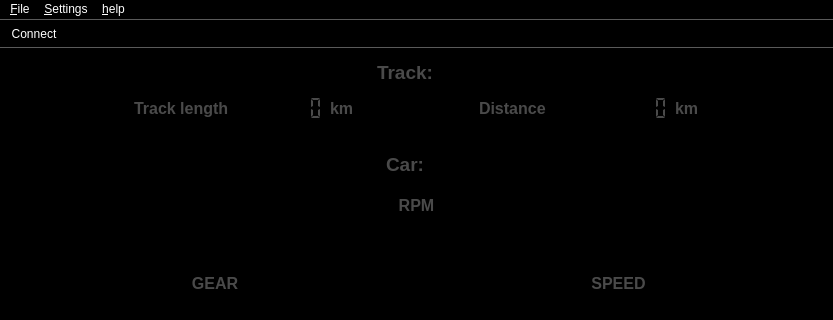
This is ui/main_window.ui in BOSSoNe0013/RacingGameTelemetry as Qt 5 draws it before an edit; both pictures show x 0 to 833 and y 0 to 320 of the 833 by 693 pixel window. The edited form follows.
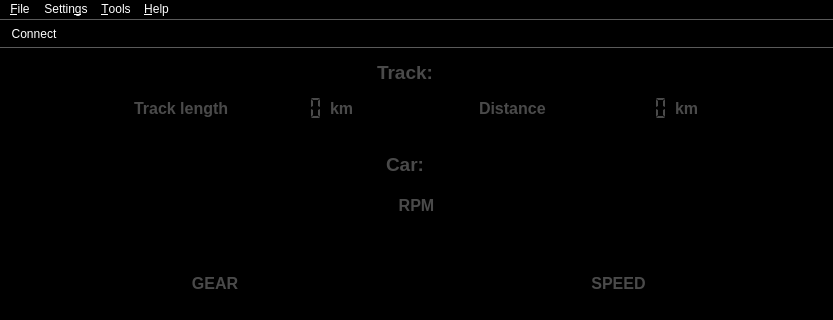
This is the edited form. Icons and pictures are not drawn.

The edit to the form file:
```diff
--- a/ui/main_window.ui
+++ b/ui/main_window.ui
@@ -2888,7 +2888,7 @@
      <x>0</x>
      <y>0</y>
      <width>833</width>
-     <height>27</height>
+     <height>20</height>
     </rect>
    </property>
    <widget class="QMenu" name="menu_file">
@@ -2901,18 +2901,26 @@
    </widget>
    <widget class="QMenu" name="menu_settings">
     <property name="title">
-     <string>&amp;Settings</string>
+     <string>Settin&amp;gs</string>
     </property>
     <addaction name="menu_action_Preferences"/>
    </widget>
    <widget class="QMenu" name="menu_help">
     <property name="title">
-     <string>&amp;help</string>
+     <string>&amp;Help</string>
     </property>
     <addaction name="action_About_Racing_Telemetry"/>
    </widget>
+   <widget class="QMenu" name="menu_Tools">
+    <property name="title">
+     <string>&amp;Tools</string>
+    </property>
+    <addaction name="actionT_rack_scanner"/>
+    <addaction name="actionC_ar_scanner"/>
+   </widget>
    <addaction name="menu_file"/>
    <addaction name="menu_settings"/>
+   <addaction name="menu_Tools"/>
    <addaction name="menu_help"/>
   </widget>
   <widget class="QStatusBar" name="statusbar"/>
```
Left out of the diff: 44 changed lines with no effect on the pictures.
